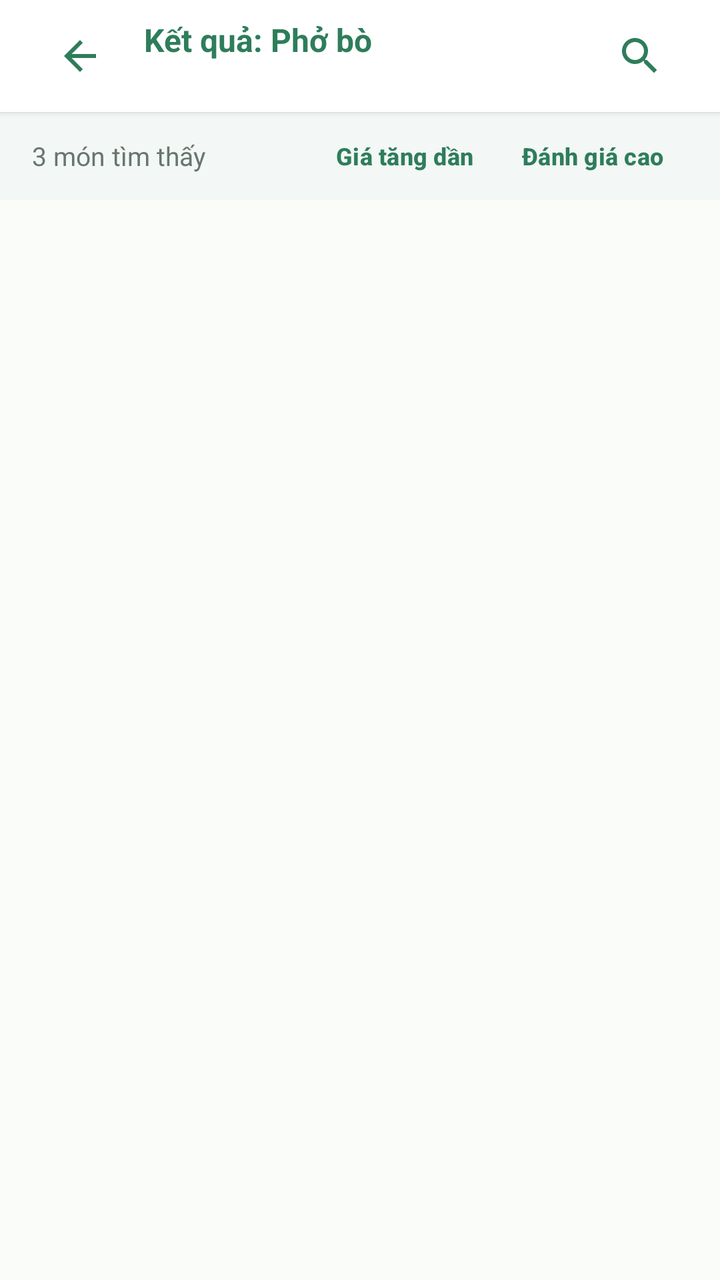
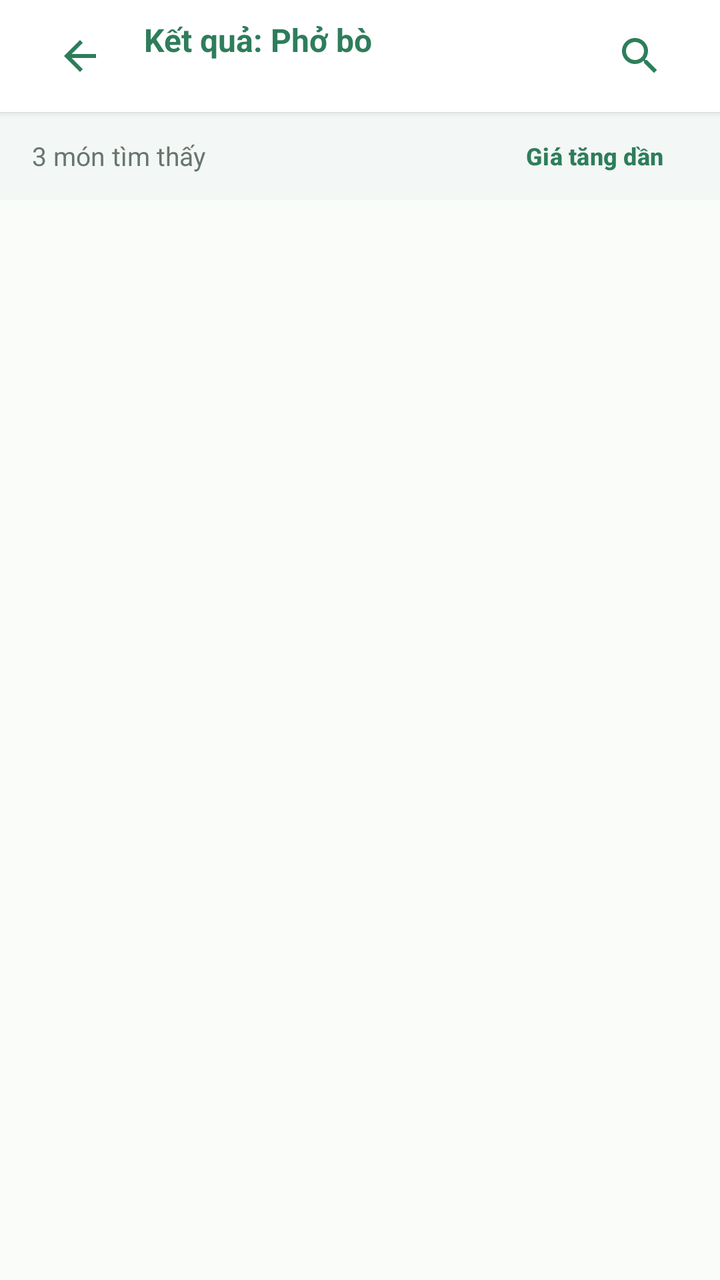

Before-and-after screenshots of an Android layout around one commit, followed by the original layout XML and the change that was made.
<!-- AndroidManifest.xml: application theme Theme.VietTable -->
<!-- res/layout/fragment_search_result.xml -->
<?xml version="1.0" encoding="utf-8"?>
<LinearLayout
    xmlns:android="http://schemas.android.com/apk/res/android"
    xmlns:app="http://schemas.android.com/apk/res-auto"
    android:layout_width="match_parent"
    android:layout_height="match_parent"
    android:background="@color/bg_cream"
    android:orientation="vertical">

    
    <LinearLayout
        android:layout_width="match_parent"
        android:layout_height="wrap_content"
        android:minHeight="56dp"
        android:tag="safe_top"
        android:background="@color/surface"
        android:elevation="2dp"
        android:gravity="center_vertical"
        android:orientation="horizontal"
        android:paddingHorizontal="16dp">

        <ImageButton
            android:id="@+id/btnBack"
            android:layout_width="48dp"
            android:layout_height="48dp"
            android:contentDescription="@string/a11y_back"
            android:background="?attr/selectableItemBackgroundBorderless"
            android:src="@drawable/ic_back"
            app:tint="@color/primary" />

        <LinearLayout
            android:layout_width="0dp"
            android:layout_height="wrap_content"
            android:layout_marginStart="8dp"
            android:layout_weight="1"
            android:orientation="vertical">

            <TextView
                android:id="@+id/tvSearchQueryTitle"
                android:layout_width="wrap_content"
                android:layout_height="wrap_content"
                android:text="Kết quả: Phở bò"
                android:textColor="@color/primary"
                android:textSize="16sp"
                android:textStyle="bold" />

            <TextView
                android:id="@+id/tvBranchContext"
                android:layout_width="wrap_content"
                android:layout_height="wrap_content"
                android:text=""
                android:textColor="@color/text_secondary"
                android:textSize="12sp" />
        </LinearLayout>

        <ImageButton
            android:id="@+id/btnSearchAgain"
            android:layout_width="48dp"
            android:layout_height="48dp"
            android:contentDescription="@string/a11y_search"
            android:background="?attr/selectableItemBackgroundBorderless"
            android:src="@drawable/ic_search"
            app:tint="@color/primary" />
    </LinearLayout>

    
    <LinearLayout
        android:layout_width="match_parent"
        android:layout_height="44dp"
        android:background="@color/surface_variant"
        android:gravity="center_vertical"
        android:orientation="horizontal"
        android:paddingHorizontal="16dp">

        <TextView
            android:id="@+id/tvResultCount"
            android:layout_width="0dp"
            android:layout_height="wrap_content"
            android:layout_weight="1"
            android:text="3 món tìm thấy"
            android:textColor="@color/text_secondary"
            android:textSize="13sp" />

        <com.google.android.material.button.MaterialButton
            android:id="@+id/btnSortPrice"
            style="@style/Widget.VietTable.Button.Text"
            android:layout_width="wrap_content"
            android:layout_height="wrap_content"
            android:text="Giá tăng dần"
            android:textSize="12sp" />

        <com.google.android.material.button.MaterialButton
            android:id="@+id/btnFilterRating"
            style="@style/Widget.VietTable.Button.Text"
            android:layout_width="wrap_content"
            android:layout_height="wrap_content"
            android:text="Đánh giá cao"
            android:textSize="12sp" />
    </LinearLayout>

    
    <LinearLayout
        android:id="@+id/layoutEmptyState"
        android:layout_width="match_parent"
        android:layout_height="match_parent"
        android:gravity="center"
        android:orientation="vertical"
        android:padding="32dp"
        android:visibility="gone">

        <ImageView
            android:layout_width="72dp"
            android:layout_height="72dp"
            android:src="@drawable/ic_search"
            app:tint="@color/text_tertiary" />

        <TextView
            android:layout_width="wrap_content"
            android:layout_height="wrap_content"
            android:layout_marginTop="16dp"
            android:text="Không tìm thấy món phù hợp"
            android:textColor="@color/text_primary"
            android:textSize="16sp"
            android:textStyle="bold" />

        <TextView
            android:layout_width="wrap_content"
            android:layout_height="wrap_content"
            android:layout_marginTop="6dp"
            android:gravity="center"
            android:text="Vui lòng thử tìm với từ khóa khác hoặc chuyển sang danh mục món chính."
            android:textColor="@color/text_secondary"
            android:textSize="13sp" />
    </LinearLayout>

    
    <androidx.recyclerview.widget.RecyclerView
        android:id="@+id/rvSearchResults"
        android:layout_width="match_parent"
        android:layout_height="match_parent"
        android:clipToPadding="false"
        android:padding="16dp" />

</LinearLayout>
<!-- resources referenced by this layout -->
<resources>
  <color name="bg_cream">#FAFCFA</color>
  <color name="primary">#2E7D5B</color>
  <color name="surface">#FFFFFF</color>
  <color name="surface_variant">#F3F7F5</color>
  <color name="text_primary">#222D27</color>
  <color name="text_secondary">#68766E</color>
  <color name="text_tertiary">#929F98</color>
  <!-- drawable ic_back (drawable) -->
  <vector xmlns:android="http://schemas.android.com/apk/res/android"
      android:width="24dp"
      android:height="24dp"
      android:viewportWidth="24"
      android:viewportHeight="24">
      <path
          android:fillColor="#FF000000"
          android:pathData="M20,11H7.83l5.59,-5.59L12,4l-8,8 8,8 1.41,-1.41L7.83,13H20v-2z"/>
  </vector>
  <string name="a11y_back">Quay lại</string>
  <string name="a11y_search">Tìm kiếm</string>
  <style name="Widget.VietTable.Button.Text" parent="Widget.Material3.Button.TextButton">
          <item name="backgroundTint">@android:color/transparent</item>
          <item name="android:backgroundTint">@android:color/transparent</item>
          <item name="android:textColor">@color/primary</item>
          <item name="android:textAppearance">@style/TextAppearance.VietTable.Button</item>
      </style>
  <style name="Theme.VietTable" parent="Base.Theme.VietTable" />
  <style name="TextAppearance.VietTable.Button" parent="TextAppearance.Material3.LabelLarge">
          <item name="android:textSize">@dimen/text_button</item>
          <item name="android:textStyle">bold</item>
          <item name="android:textAllCaps">false</item>
      </style>
  <dimen name="text_button">14sp</dimen>
  <color name="primary_dark">#24654A</color>
  <color name="on_primary">#FFFFFF</color>
  <color name="primary_container">#EEF7F2</color>
  <color name="on_primary_container">#1B4E38</color>
  <color name="accent_gold">#CCA862</color>
  <color name="white">#FFFFFFFF</color>
  <color name="accent_gold_container">#FAF5EB</color>
  <color name="accent_gold_dark">#9E7D33</color>
  <color name="semantic_error">#D32F2F</color>
  <style name="Widget.VietTable.Toolbar" parent="Widget.Material3.Toolbar">
          <item name="android:background">@color/surface</item>
          <item name="titleTextColor">@color/text_primary</item>
          <item name="subtitleTextColor">@color/text_secondary</item>
          <item name="navigationIconTint">@color/text_primary</item>
      </style>
  <color name="transparent">#00000000</color>
  <dimen name="btn_height_primary">52dp</dimen>
  <dimen name="radius_medium">12dp</dimen>
  <dimen name="radius_large">16dp</dimen>
  <dimen name="card_elevation">1.5dp</dimen>
  <color name="divider">#E9EFEB</color>
  <dimen name="card_stroke_width">1dp</dimen>
  <!-- drawable bg_bottom_nav_floating (drawable) -->
  <?xml version="1.0" encoding="utf-8"?>
  <shape xmlns:android="http://schemas.android.com/apk/res/android"
      android:shape="rectangle">
      <solid android:color="@color/surface" />
      <corners android:radius="24dp" />
      <stroke
          android:width="1dp"
          android:color="#E6EFEA" />
  </shape>
  <style name="Widget.VietTable.BottomNav.ActiveIndicator" parent="Widget.Material3.BottomNavigationView.ActiveIndicator">
          <item name="android:color">@color/primary_container</item>
          <item name="android:width">56dp</item>
          <item name="android:height">32dp</item>
          <item name="shapeAppearance">@style/ShapeAppearance.Material3.Corner.Full</item>
      </style>
  <style name="TextAppearance.VietTable.BottomNav.Label" parent="TextAppearance.Material3.LabelSmall">
          <item name="android:textSize">11sp</item>
          <item name="android:textStyle">normal</item>
      </style>
  <style name="TextAppearance.VietTable.BottomNav.Label.Active" parent="TextAppearance.Material3.LabelSmall">
          <item name="android:textSize">11sp</item>
          <item name="android:textStyle">bold</item>
      </style>
  <!-- unchanged entries left out for length: 12 -->
</resources>

<!-- the commit's change to res/layout/fragment_search_result.xml (unified diff, before → after) -->
@@ -91,6 +91,7 @@
 
         <com.google.android.material.button.MaterialButton
             android:id="@+id/btnFilterRating"
+            android:visibility="gone"
             style="@style/Widget.VietTable.Button.Text"
             android:layout_width="wrap_content"
             android:layout_height="wrap_content"
